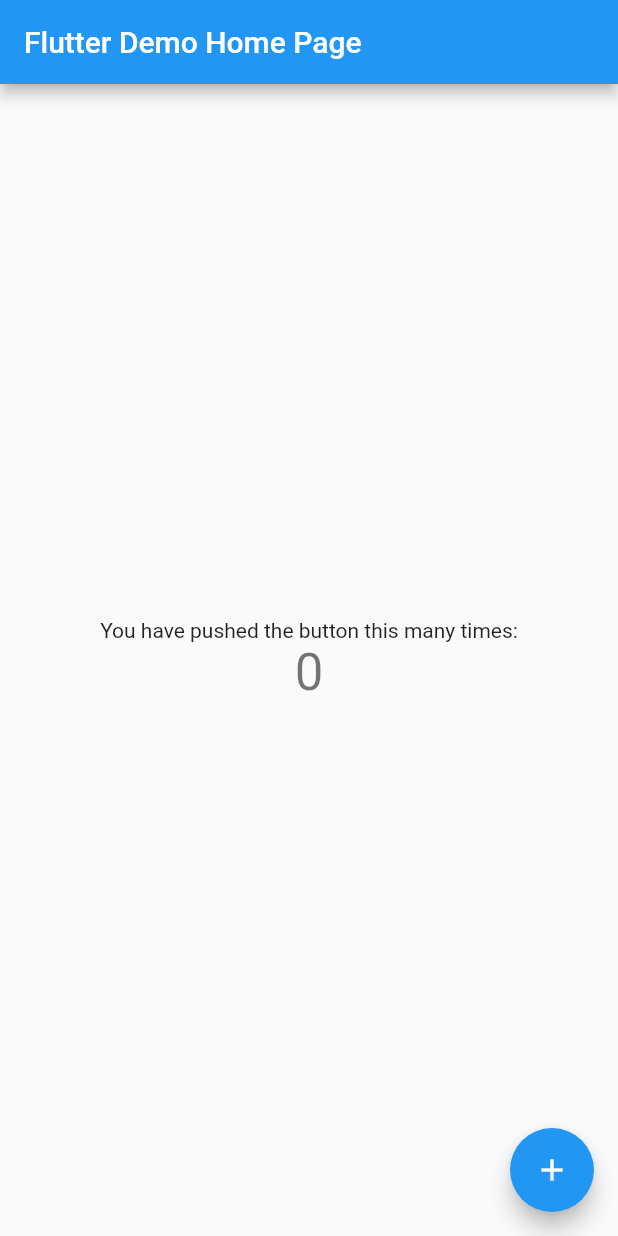
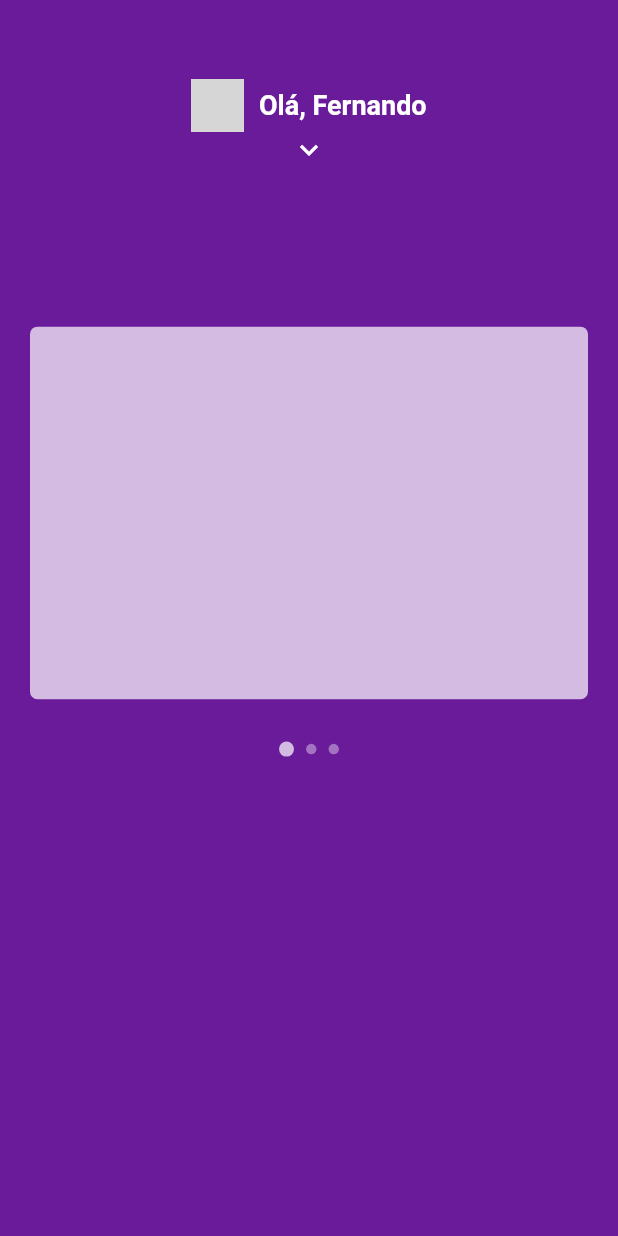
Before and after one commit to Fernando-Braulio/Nubank-Clone-Flutter, a Flutter app: the screen it shows after launch, on a phone screen of 412 x 824 dp. Run offline on Flutter 3.47's test engine with Material 2 defaults, Android fonts, the phone set to English and light mode, and no system bars; network calls fail; grey boxes are pictures that could not be loaded.

Commit message:
adicionando appBar e cards

```diff
--- a/lib/main.dart
+++ b/lib/main.dart
@@ -1,117 +1,21 @@
 import 'package:flutter/material.dart';
+import 'package:nubank_flutter/pages/home/home_page.dart';
 
 void main() {
   runApp(MyApp());
 }
 
 class MyApp extends StatelessWidget {
-  // This widget is the root of your application.
   @override
   Widget build(BuildContext context) {
     return MaterialApp(
-      title: 'Flutter Demo',
+      title: 'Nubank Design Clone',
+      debugShowCheckedModeBanner: false,
       theme: ThemeData(
-        // This is the theme of your application.
-        //
-        // Try running your application with "flutter run". You'll see the
-        // application has a blue toolbar. Then, without quitting the app, try
-        // changing the primarySwatch below to Colors.green and then invoke
-        // "hot reload" (press "r" in the console where you ran "flutter run",
-        // or simply save your changes to "hot reload" in a Flutter IDE).
-        // Notice that the counter didn't reset back to zero; the application
-        // is not restarted.
-        primarySwatch: Colors.blue,
-        // This makes the visual density adapt to the platform that you run
-        // the app on. For desktop platforms, the controls will be smaller and
-        // closer together (more dense) than on mobile platforms.
+        primarySwatch: Colors.purple,
         visualDensity: VisualDensity.adaptivePlatformDensity,
       ),
-      home: MyHomePage(title: 'Flutter Demo Home Page'),
+      home: HomePage()
     );
   }
 }
-
-class MyHomePage extends StatefulWidget {
-  MyHomePage({Key key, this.title}) : super(key: key);
-
-  // This widget is the home page of your application. It is stateful, meaning
-  // that it has a State object (defined below) that contains fields that affect
-  // how it looks.
-
-  // This class is the configuration for the state. It holds the values (in this
-  // case the title) provided by the parent (in this case the App widget) and
-  // used by the build method of the State. Fields in a Widget subclass are
-  // always marked "final".
-
-  final String title;
-
-  @override
-  _MyHomePageState createState() => _MyHomePageState();
-}
-
-class _MyHomePageState extends State<MyHomePage> {
-  int _counter = 0;
-
-  void _incrementCounter() {
-    setState(() {
-      // This call to setState tells the Flutter framework that something has
-      // changed in this State, which causes it to rerun the build method below
-      // so that the display can reflect the updated values. If we changed
-      // _counter without calling setState(), then the build method would not be
-      // called again, and so nothing would appear to happen.
-      _counter++;
-    });
-  }
-
-  @override
-  Widget build(BuildContext context) {
-    // This method is rerun every time setState is called, for instance as done
-    // by the _incrementCounter method above.
-    //
-    // The Flutter framework has been optimized to make rerunning build methods
-    // fast, so that you can just rebuild anything that needs updating rather
-    // than having to individually change instances of widgets.
-    return Scaffold(
-      appBar: AppBar(
-        // Here we take the value from the MyHomePage object that was created by
-        // the App.build method, and use it to set our appbar title.
-        title: Text(widget.title),
-      ),
-      body: Center(
-        // Center is a layout widget. It takes a single child and positions it
-        // in the middle of the parent.
-        child: Column(
-          // Column is also a layout widget. It takes a list of children and
-          // arranges them vertically. By default, it sizes itself to fit its
-          // children horizontally, and tries to be as tall as its parent.
-          //
-          // Invoke "debug painting" (press "p" in the console, choose the
-          // "Toggle Debug Paint" action from the Flutter Inspector in Android
-          // Studio, or the "Toggle Debug Paint" command in Visual Studio Code)
-          // to see the wireframe for each widget.
-          //
-          // Column has various properties to control how it sizes itself and
-          // how it positions its children. Here we use mainAxisAlignment to
-          // center the children vertically; the main axis here is the vertical
-          // axis because Columns are vertical (the cross axis would be
-          // horizontal).
-          mainAxisAlignment: MainAxisAlignment.center,
-          children: <Widget>[
-            Text(
-              'You have pushed the button this many times:',
-            ),
-            Text(
-              '$_counter',
-              style: Theme.of(context).textTheme.headline4,
-            ),
-          ],
-        ),
-      ),
-      floatingActionButton: FloatingActionButton(
-        onPressed: _incrementCounter,
-        tooltip: 'Increment',
-        child: Icon(Icons.add),
-      ), // This trailing comma makes auto-formatting nicer for build methods.
-    );
-  }
-}
--- /dev/null
+++ b/lib/pages/home/home_page.dart
@@ -0,0 +1,57 @@
+import 'package:flutter/material.dart';
+import 'package:nubank_flutter/pages/home/widgets/my_app_bar.dart';
+import 'package:nubank_flutter/pages/home/widgets/my_dots_app.dart';
+import 'package:nubank_flutter/pages/home/widgets/page_view_app.dart';
+
+class HomePage extends StatefulWidget {
+  @override
+  _HomePageState createState() => _HomePageState();
+}
+
+class _HomePageState extends State<HomePage> {
+  bool _showMenu;
+  int _currentIndex;
+
+  @override
+  void initState() {
+    super.initState();
+    _showMenu = false;
+    _currentIndex = 0;
+  }
+
+  @override
+  Widget build(BuildContext context) {
+    double _screenHeigth = MediaQuery.of(context).size.height;
+
+    return Scaffold(
+      backgroundColor: Colors.purple[800],
+      body: Stack(
+        alignment: Alignment.topCenter,
+        children: [
+          MyAppBar(
+            showMenu: _showMenu,
+            onTap: () {
+              setState(() {
+                _showMenu = !_showMenu;
+              });
+            },
+          ),
+          PageViewApp(
+            top: _screenHeigth * .24,
+            onChanged: (index) {
+              setState(() {
+                _currentIndex = index;
+              });
+            },
+          ),
+          Positioned(
+            top: _screenHeigth * .60,
+            child: MyDotsApp(
+              currentIndex: _currentIndex,
+            ),
+          ),
+        ],
+      ),
+    );
+  }
+}
--- /dev/null
+++ b/lib/pages/home/widgets/card_app.dart
@@ -0,0 +1,16 @@
+import 'package:flutter/material.dart';
+
+class CardApp extends StatelessWidget {
+  @override
+  Widget build(BuildContext context) {
+    return Padding(
+      padding: const EdgeInsets.all(20.0),
+      child: Container(
+        decoration: BoxDecoration(
+          color: Colors.white70,
+          borderRadius: BorderRadius.circular(5),
+        ),
+      ),
+    );
+  }
+}
--- /dev/null
+++ b/lib/pages/home/widgets/my_app_bar.dart
@@ -0,0 +1,56 @@
+import 'package:flutter/material.dart';
+
+class MyAppBar extends StatelessWidget {
+  final bool showMenu;
+  final VoidCallback onTap;
+
+  const MyAppBar({Key key, this.showMenu, this.onTap}) : super(key: key);
+
+  @override
+  Widget build(BuildContext context) {
+    return Column(
+      children: [
+        SizedBox(
+          height: MediaQuery.of(context).padding.top,
+        ),
+        GestureDetector(
+          onTap: onTap,
+          child: Container(
+            color: Colors.purple[800],
+            height: MediaQuery.of(context).size.height * .20,
+            child: Column(
+              mainAxisAlignment: MainAxisAlignment.center,
+              children: [
+                Row(
+                  mainAxisAlignment: MainAxisAlignment.center,
+                  children: [
+                    Image.network(
+                      'https://logodownload.org/wp-content/uploads/2019/08/nubank-logo-3.png',
+                      height: 35,
+                      color: Colors.white,
+                    ),
+                    SizedBox(
+                      width: 10,
+                    ),
+                    Text(
+                      'Olá, Fernando',
+                      style: TextStyle(
+                        fontWeight: FontWeight.bold,
+                        fontSize: 18,
+                        color: Colors.white,
+                      ),
+                    ),
+                  ],
+                ),
+                Icon(
+                  showMenu ? Icons.expand_less : Icons.expand_more,
+                  color: Colors.white,
+                ),
+              ],
+            ),
+          ),
+        ),
+      ],
+    );
+  }
+}
--- /dev/null
+++ b/lib/pages/home/widgets/my_dots_app.dart
@@ -0,0 +1,49 @@
+import 'package:flutter/material.dart';
+
+class MyDotsApp extends StatelessWidget {
+  final int currentIndex;
+
+  Color getColors(int index) {
+    return index == currentIndex ? Colors.white70 : Colors.white38;
+  }
+
+  double getSize(int index) {
+    return index == currentIndex ? 10 : 7;
+  }
+
+  const MyDotsApp({Key key, this.currentIndex}) : super(key: key);
+
+  @override
+  Widget build(BuildContext context) {
+    return Row(
+      children: [
+        Container(
+          height: getSize(0),
+          width: getSize(0),
+          decoration: BoxDecoration(
+            color: getColors(0),
+            shape: BoxShape.circle,
+          ),
+        ),
+        SizedBox(width: 8),
+        Container(
+          height: getSize(1),
+          width: getSize(1),
+          decoration: BoxDecoration(
+            color: getColors(1),
+            shape: BoxShape.circle,
+          ),
+        ),
+        SizedBox(width: 8),
+        Container(
+          height: getSize(2),
+          width: getSize(2),
+          decoration: BoxDecoration(
+            color: getColors(2),
+            shape: BoxShape.circle,
+          ),
+        ),
+      ],
+    );
+  }
+}
--- /dev/null
+++ b/lib/pages/home/widgets/page_view_app.dart
@@ -0,0 +1,31 @@
+import 'package:flutter/material.dart';
+import 'package:nubank_flutter/pages/home/widgets/card_app.dart';
+
+class PageViewApp extends StatelessWidget {
+  final ValueChanged<int> onChanged;
+  final double top;
+
+  const PageViewApp({Key key, this.onChanged, this.top}) : super(key: key);
+
+  @override
+  Widget build(BuildContext context) {
+    double _screenHeigth = MediaQuery.of(context).size.height;
+
+    return Positioned(
+      top: top,
+      height: _screenHeigth * .35,
+      left: 0,
+      right: 0,
+      child: PageView(
+        onPageChanged: onChanged,
+        // scrollDirection: Axis.vertical,
+        physics: BouncingScrollPhysics(),
+        children: [
+          CardApp(),
+          CardApp(),
+          CardApp(),
+        ],
+      ),
+    );
+  }
+}
```
